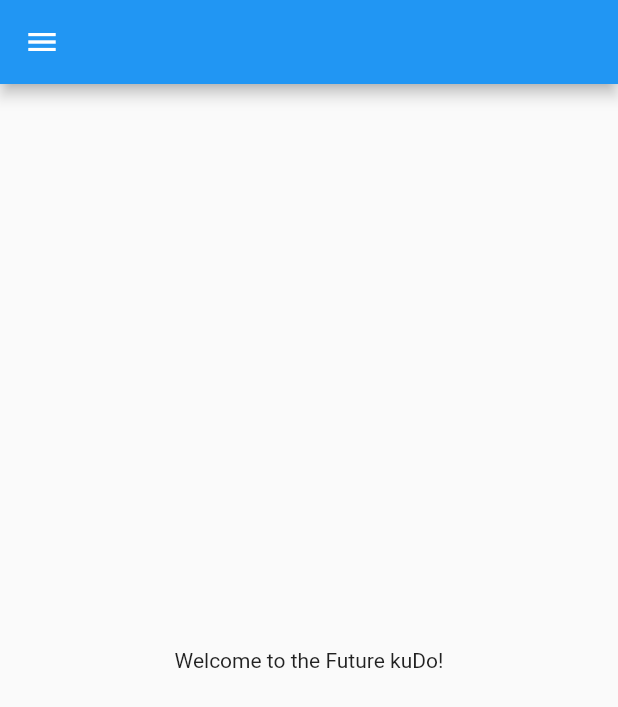
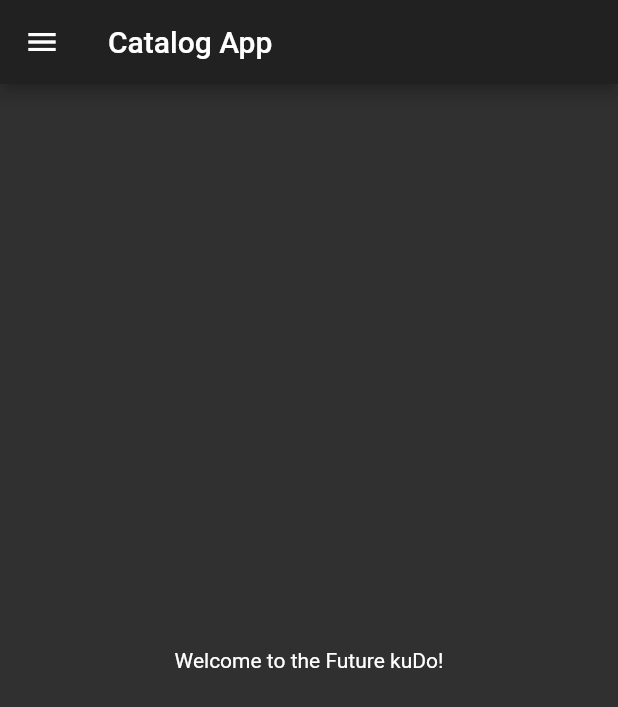
Before and after one commit to kalyani-deshmukh/my_cart_app, a Flutter app: the screen it shows after launch, on a phone screen of 412 x 824 dp. Shown: the top 707 px of the screen. Run offline on Flutter 3.47's test engine with Material 2 defaults, Android fonts, the phone set to English and light mode, and no system bars.

Commit message:
day 3 completed

```diff
--- a/lib/main.dart
+++ b/lib/main.dart
@@ -1,5 +1,6 @@
 import 'package:flutter/material.dart';
-import 'package:my_cart_app/home_page.dart';
+import 'package:my_cart_app/pages/home_page.dart';
+import 'package:my_cart_app/pages/login_page.dart';
 
 void main() {
   runApp(MyApp());
@@ -9,7 +10,17 @@
   @override
   Widget build(BuildContext context) {
     return MaterialApp(
-      home: Homepage(),
+      //home: Homepage(),
+      themeMode: ThemeMode.light,
+      theme: ThemeData(
+        brightness: Brightness.dark,
+      ),
+      initialRoute: "/home",
+      routes: {
+        "/" : (context) => LoginPage(),
+        "/home" : (context) => Homepage(),
+        "/login": (context) => LoginPage(),
+      },
     );
   }
 }
--- a/lib/home_page.dart
+++ b/lib/pages/home_page.dart
@@ -6,7 +6,9 @@
   @override
   Widget build(BuildContext context) {
     return Scaffold(
-      appBar: AppBar(),
+      appBar: AppBar(
+        title: Text("Catalog App"),
+      ),
       body: Center(
         child: Container(
           child: Text("Welcome to the Future kuDo!"),
```
Also changed, not shown: lib/pages/login_page.dart (added, +17 -0 lines).
